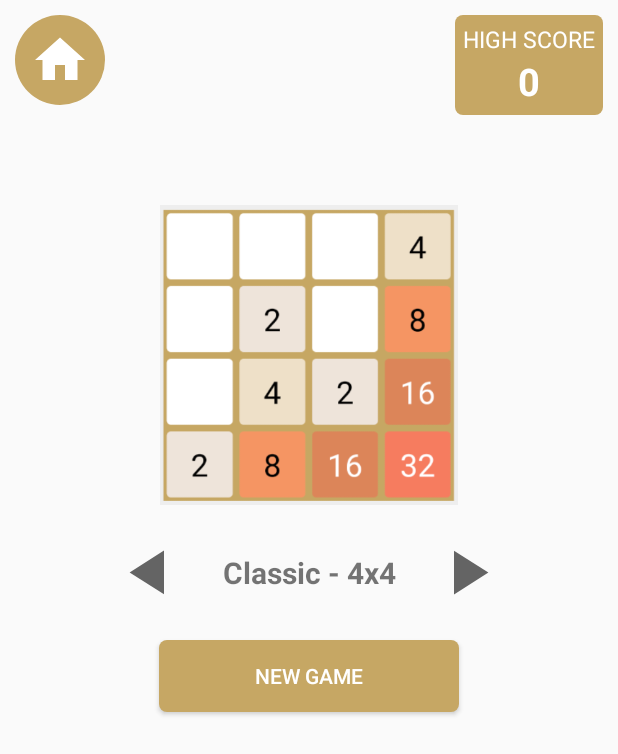
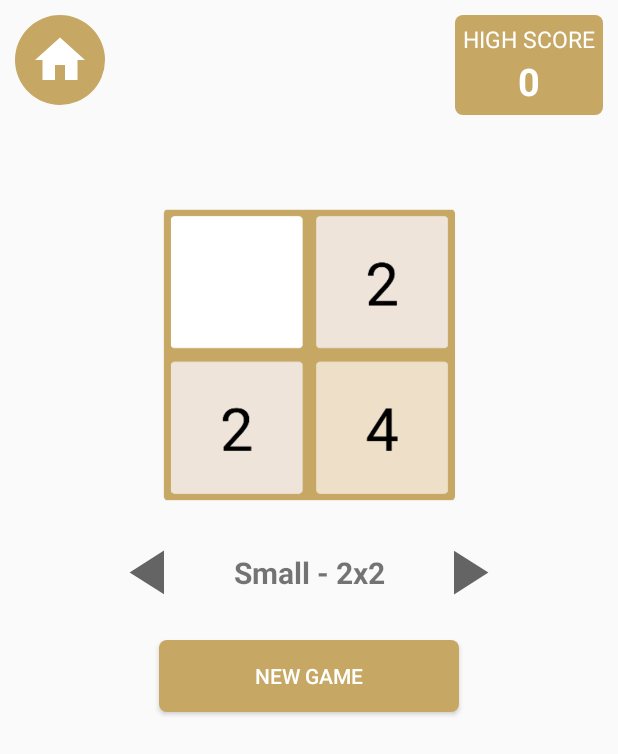
Before and after one commit to NguyenKhoa-dev/PTUDDD_Game2048, an Android app: the screen it shows after launch (PlayCustome), after a tap on "Play Custom", on a phone screen of 412 x 824 dp. Shown: the top 754 px of the screen. Run offline under Robolectric (Android 15) with nearby library versions, the phone set to English and light mode, and no system bars.

Commit message:
Long update

```diff
--- a/app/src/main/java/com/example/nhom10_laptrinhgame2048/DataGame.java
+++ b/app/src/main/java/com/example/nhom10_laptrinhgame2048/DataGame.java
@@ -25,8 +25,8 @@ public class DataGame {
     private Random r = new Random();
     private int point;
     private int max;
-    public int[] arrImage = {R.drawable.s4x4,R.drawable.s5x5,R.drawable.s6x6,R.drawable.s8x8};
-    public String[] arrName = {"Classic - 4x4","Large - 5x5","Wide - 6x6","Huge - 8x8"};
+    public int[] arrImage = {R.drawable.s2x2,R.drawable.s4x4,R.drawable.s5x5,R.drawable.s6x6,R.drawable.s8x8};
+    public String[] arrName = {"Small - 2x2","Classic - 4x4","Large - 5x5","Wide - 6x6","Huge - 8x8"};
     public boolean sound = true;
 
     static  {
--- a/app/src/main/java/com/example/nhom10_laptrinhgame2048/PlayCustome.java
+++ b/app/src/main/java/com/example/nhom10_laptrinhgame2048/PlayCustome.java
@@ -14,6 +14,7 @@ import android.widget.ImageView;
 import android.widget.TextView;
 
 import java.util.ArrayList;
+import java.util.Date;
 
 public class PlayCustome extends AppCompatActivity implements View.OnClickListener {
     Button btnnewgamecustom,btncontinuecustom;
@@ -27,10 +28,11 @@ public class PlayCustome extends AppCompatActivity implements View.OnClickListen
         super.onCreate(savedInstanceState);
         setContentView(R.layout.activity_play_custome);
         count=0;
-        size=4;
+        size=2;
         initDB();
         init();
     }
+
     private void init(){
         ivback = findViewById(R.id.ivBack);
         ivnext = findViewById(R.id.ivNext);
@@ -56,12 +58,17 @@ public class PlayCustome extends AppCompatActivity implements View.OnClickListen
         }else{
             btncontinuecustom.setVisibility(INVISIBLE);
         }
+        tvnamegame.setText(DataGame.getDataGame().arrName[count]);
+        imggame.setImageResource(DataGame.getDataGame().arrImage[count]);
     }
+
     private void initDB(){
         helper = new SQLiteHelper(this);
         helper.openDB();
+        helper.createTable();
         helper.createGameTrackingTable();
     }
+
     private void getCount(){
         if(count > DataGame.getDataGame().arrImage.length -1){
             count =0;
@@ -73,16 +80,20 @@ public class PlayCustome extends AppCompatActivity implements View.OnClickListen
         int size = 0;
         switch (count){
             case 0:
-                size =2;
+                size = 2;
                 break;
             case 1:
+                size =4;
+                break;
+            case 2:
                 size =5;
                 break;
-            case 2:
+            case 3:
                 size = 6;
                 break;
-            case 3:
+            case 4:
                 size =8;
+                break;
         }
         return size;
     }
@@ -110,6 +121,7 @@ public class PlayCustome extends AppCompatActivity implements View.OnClickListen
         tvhighscore.setText(""+helper.getHighestScore("SIZE "+size));
 
         if(view == btncontinuecustom){
+//            size = setSize(count);
             Intent intent = new Intent(PlayCustome.this,MainActivity.class);
             intent.putExtra("size",size);
             startActivity(intent);
--- a/app/src/main/res/layout/activity_play_custome.xml
+++ b/app/src/main/res/layout/activity_play_custome.xml
@@ -54,7 +54,7 @@
         android:layout_width="200dp"
         android:layout_gravity="center"
         android:layout_height="200dp"
-        android:src="@drawable/s4x4"/>
+       />
     <LinearLayout
         android:layout_width="wrap_content"
         android:layout_margin="20dp"
@@ -74,7 +74,7 @@
             android:layout_gravity="center"
             android:textStyle="bold"
             android:textSize="20dp"
-            android:text="Classic - 4x4"/>
+            />
         <ImageView
             android:id="@+id/ivNext"
             android:layout_width="50dp"
```
Also changed, not shown: app/src/main/res/drawable/s2x2.png (added).
